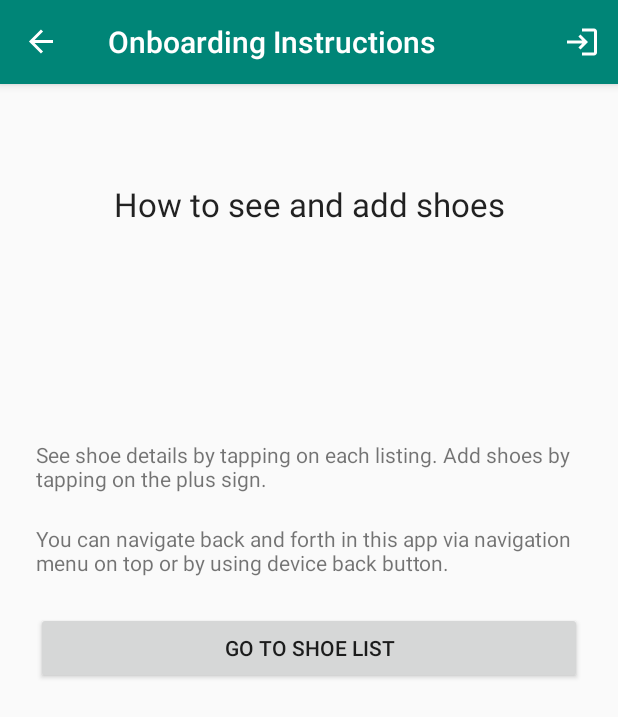
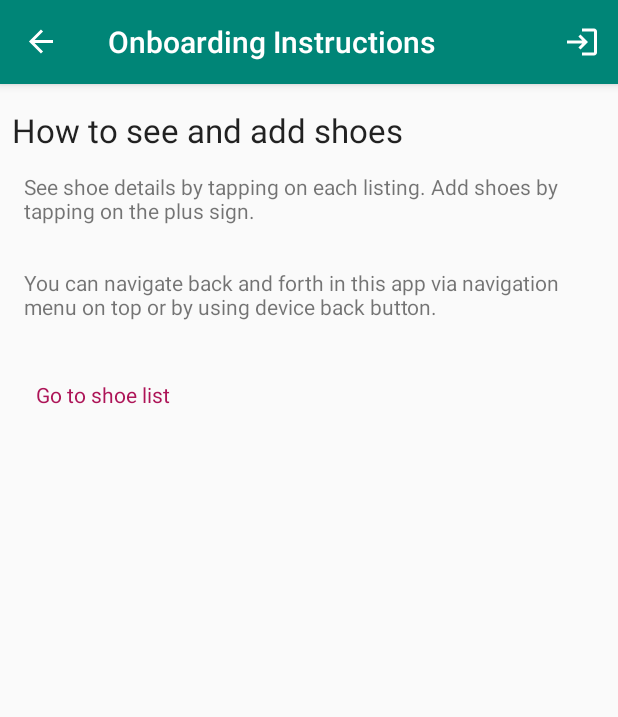
Before and after one commit to mavinkurve/Shoe-Store-App-Udacity, an Android app: the InstructionFragment screen opened through its navigation route, on a phone screen of 412 x 824 dp. Shown: the top 717 px of the screen. Run offline under Robolectric (Android 15) with nearby library versions, the phone set to English and light mode, and no system bars; our stand-ins replace Timber, data binding, navigation-ui; Roboto replaces fonts that are not available here.

Commit message:
Change constraintLayout to LinearLayout for non-complex screens

```diff
--- a/shoe-store-app/app/src/main/java/com/udacity/shoestore/screens/LoginFragment.kt
+++ b/shoe-store-app/app/src/main/java/com/udacity/shoestore/screens/LoginFragment.kt
@@ -15,6 +15,7 @@ import com.udacity.shoestore.databinding.FragmentLoginBinding
 import com.udacity.shoestore.models.LoginViewModel
 import timber.log.Timber
 import android.view.*
+import android.widget.Toast
 
 
 /**
@@ -59,6 +60,7 @@ class LoginFragment : Fragment() {
 
         viewModel.loginState.observe(viewLifecycleOwner, Observer { loggedIn ->
             if (loggedIn) {
+                Toast.makeText(context,"Login successful",Toast.LENGTH_SHORT).show()
                 Timber.d("User is logged in. Navigating to welcome screen")
                 findNavController().navigate(LoginFragmentDirections.actionLogin())
             }
--- a/shoe-store-app/app/src/main/res/layout/activity_main.xml
+++ b/shoe-store-app/app/src/main/res/layout/activity_main.xml
@@ -27,7 +27,11 @@
         android:name="androidx.navigation.fragment.NavHostFragment"
         android:layout_width="match_parent"
         android:layout_height="match_parent"
+        android:padding="3dp"
+        android:paddingTop="24dp"
+        android:scrollbars="vertical"
         app:defaultNavHost="true"
+        app:layout_behavior="@string/appbar_scrolling_view_behavior"
         app:navGraph="@navigation/navigation" />
 
 
--- a/shoe-store-app/app/src/main/res/layout/fragment_instruction.xml
+++ b/shoe-store-app/app/src/main/res/layout/fragment_instruction.xml
@@ -2,60 +2,45 @@
 <layout xmlns:android="http://schemas.android.com/apk/res/android"
     xmlns:app="http://schemas.android.com/apk/res-auto"
     xmlns:tools="http://schemas.android.com/tools">
-    <androidx.constraintlayout.widget.ConstraintLayout
+
+    <LinearLayout
         android:id="@+id/layout_welcome"
         android:layout_width="match_parent"
-        android:layout_height="match_parent"
+        android:layout_height="wrap_content"
+        android:gravity="fill|center_vertical|fill_vertical"
+        android:orientation="vertical"
+        android:paddingTop="16dp"
         tools:context=".screens.WelcomeFragment">
 
         <androidx.appcompat.widget.AppCompatTextView
             android:id="@+id/header_instruction"
             style="@style/default_header"
-            android:text="@string/header_instruction_text"
-            app:layout_constraintBottom_toBottomOf="@id/instruction_guideline"
-            app:layout_constraintLeft_toLeftOf="parent"
-            app:layout_constraintRight_toRightOf="parent"
-            app:layout_constraintTop_toTopOf="parent" />
+            android:text="@string/header_instruction_text" />
 
-        <androidx.constraintlayout.widget.Guideline
-            android:id="@+id/instruction_guideline"
-            android:layout_width="match_parent"
-            android:layout_height="0dp"
-            android:orientation="horizontal"
-            app:layout_constraintGuide_percent="0.33" />
-
-        <androidx.appcompat.widget.AppCompatTextView
+        <TextView
             android:id="@+id/instruction_textView_1"
             style="@style/default_textview_style"
             android:layout_width="match_parent"
             android:layout_height="wrap_content"
-            android:layout_margin="@dimen/standard_padding"
+
             android:fontFamily="@font/roboto"
-            android:text="@string/instructions_text_1"
-            app:layout_constraintLeft_toLeftOf="parent"
-            app:layout_constraintRight_toRightOf="parent"
-            app:layout_constraintTop_toTopOf="@id/instruction_guideline" />
+            android:text="@string/instructions_text_1" />
 
-        <androidx.appcompat.widget.AppCompatTextView
+        <TextView
             android:id="@+id/instruction_textView_2"
             style="@style/default_textview_style"
             android:layout_width="match_parent"
             android:layout_height="wrap_content"
-            android:layout_margin="@dimen/standard_padding"
-            android:text="@string/instructions_text_2"
-            app:layout_constraintLeft_toLeftOf="parent"
-            app:layout_constraintRight_toRightOf="parent"
-            app:layout_constraintTop_toBottomOf="@id/instruction_textView_1" />
 
-        <androidx.appcompat.widget.AppCompatButton
+            android:text="@string/instructions_text_2" />
+
+        <TextView
             android:id="@+id/btn_instruction_go"
-            android:layout_width="match_parent"
-            android:layout_height="wrap_content"
-            android:layout_margin="@dimen/standard_padding"
+            style="@style/default_button_style"
             android:text="@string/see_shoe_list_button_text"
             app:layout_constraintLeft_toLeftOf="parent"
             app:layout_constraintRight_toRightOf="parent"
             app:layout_constraintTop_toBottomOf="@id/instruction_textView_2" />
 
-    </androidx.constraintlayout.widget.ConstraintLayout>
+    </LinearLayout>
 </layout>
--- a/shoe-store-app/app/src/main/res/layout/fragment_login.xml
+++ b/shoe-store-app/app/src/main/res/layout/fragment_login.xml
@@ -77,6 +77,7 @@
 
         <androidx.appcompat.widget.AppCompatButton
             android:id="@+id/btn_signin"
+            style="@style/default_button_style"
             android:layout_width="match_parent"
             android:layout_height="wrap_content"
             android:layout_margin="@dimen/standard_padding"
@@ -88,11 +89,12 @@
 
         <androidx.appcompat.widget.AppCompatButton
             android:id="@+id/btn_signup"
+            style="@style/default_button_style"
             android:layout_width="match_parent"
             android:layout_height="wrap_content"
             android:layout_margin="@dimen/standard_padding"
+            android:onClick="@{() -> loginViewModel.onSignupClick()}"
             android:text="@string/action_sign_up"
-            android:onClick="@{() -> loginViewModel.onSignupClick()}"
             app:layout_constraintLeft_toLeftOf="parent"
             app:layout_constraintRight_toRightOf="parent"
             app:layout_constraintTop_toBottomOf="@id/btn_signin" />
--- a/shoe-store-app/app/src/main/res/navigation/navigation.xml
+++ b/shoe-store-app/app/src/main/res/navigation/navigation.xml
@@ -61,10 +61,18 @@
         <action
             android:id="@+id/action_shoeListFragment_to_shoeDetailFragment"
             app:destination="@id/shoeDetailFragment"
+            app:enterAnim="@anim/nav_default_enter_anim"
+            app:exitAnim="@anim/nav_default_exit_anim"
+            app:popEnterAnim="@anim/nav_default_pop_enter_anim"
+            app:popExitAnim="@anim/nav_default_pop_exit_anim"
             app:popUpTo="@id/shoeListFragment" />
         <action
             android:id="@+id/action_logout"
-            app:destination="@id/loginFragment" />
+            app:destination="@id/loginFragment"
+            app:enterAnim="@anim/nav_default_enter_anim"
+            app:exitAnim="@anim/nav_default_exit_anim"
+            app:popEnterAnim="@anim/nav_default_pop_enter_anim"
+            app:popExitAnim="@anim/nav_default_pop_exit_anim" />
     </fragment>
     <fragment
         android:id="@+id/shoeDetailFragment"
@@ -72,7 +80,12 @@
         android:label="fragment_shoe_detail"
         tools:layout="@layout/fragment_add_shoe" />
 
-    <action android:id="@+id/action_global_logout"
-        app:destination="@id/loginFragment"/>
+    <action
+        android:id="@+id/action_global_logout"
+        app:destination="@id/loginFragment"
+        app:enterAnim="@anim/nav_default_enter_anim"
+        app:exitAnim="@anim/nav_default_exit_anim"
+        app:popEnterAnim="@anim/nav_default_pop_enter_anim"
+        app:popExitAnim="@anim/nav_default_pop_exit_anim" />
 
 </navigation>
--- a/shoe-store-app/app/src/main/res/values/styles.xml
+++ b/shoe-store-app/app/src/main/res/values/styles.xml
@@ -32,6 +32,7 @@
         <item name="android:layout_height">wrap_content</item>
         <item name="android:textAppearance">?android:attr/textAppearanceLarge</item>
         <item name="android:fontFamily">@font/roboto</item>
+        <item name="android:paddingStart">8dp</item>
     </style>
 
     <style name="Divider">
@@ -40,4 +41,11 @@
         <item name="android:background">?android:attr/listDivider</item>
     </style>
 
+    <style name="default_button_style">
+        <item name="android:layout_width">match_parent</item>
+        <item name="android:layout_height">wrap_content</item>
+        <item name="android:layout_margin">@dimen/standard_padding</item>
+        <item name="android:textColor">#AD1457</item>
+    </style>
+
 </resources>
```
Also changed, not shown: shoe-store-app/app/src/main/res/layout/fragment_add_shoe.xml (+4 -4 lines), shoe-store-app/app/src/main/res/layout/fragment_welcome.xml (+11 -23 lines).
